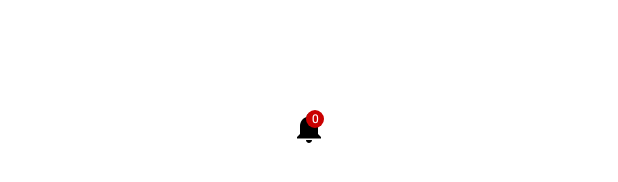
After one commit to Food-Ordering-Application/driver-android, an Android app: the layout notification_layout.xml on its own in the app's theme, with its tools: preview values and no code run, on a phone screen of 412 x 824 dp. The commit adds this screen. Shown: the part 490-672 px from the top of the screen. Run offline under Robolectric (Android 15) with nearby library versions, the phone set to English and light mode, and no system bars.

Commit message:
FAdd badge into notification menu item. Get location in background when kill app.

```diff
--- a/app/src/main/java/com/foa/driver/MainActivity.java
+++ b/app/src/main/java/com/foa/driver/MainActivity.java
@@ -13,6 +13,7 @@ import android.view.MenuInflater;
 import android.view.MenuItem;
 import android.view.View;
 import android.widget.Button;
+import android.widget.TextView;
 
 import com.foa.driver.service.NotificationService;
 import com.google.android.gms.maps.OnMapReadyCallback;
@@ -24,6 +25,7 @@ import androidx.appcompat.widget.Toolbar;
 import androidx.core.app.ActivityCompat;
 import androidx.core.app.NotificationCompat;
 import androidx.core.app.NotificationManagerCompat;
+import androidx.core.view.MenuItemCompat;
 import androidx.navigation.NavController;
 import androidx.navigation.Navigation;
 import androidx.navigation.ui.AppBarConfiguration;
@@ -66,6 +68,7 @@ public class MainActivity extends AppCompatActivity  {
         menu.clear();
         MenuInflater inflater = getMenuInflater();
         inflater.inflate(R.menu.app_bar_menu, menu);
+
         return true;
     }
 
--- /dev/null
+++ b/app/src/main/res/drawable/badge_circle.xml
@@ -0,0 +1,12 @@
+<?xml version="1.0" encoding="utf-8"?>
+<shape
+    xmlns:android="http://schemas.android.com/apk/res/android"
+    android:shape="oval">
+
+    <solid
+        android:color="#CA0000"/>
+
+    <size
+        android:width="4dp"
+        android:height="4dp"/>
+</shape>
--- a/app/src/main/res/layout/activity_main.xml
+++ b/app/src/main/res/layout/activity_main.xml
@@ -37,7 +37,7 @@
         android:layout_width="match_parent"
         android:layout_height="wrap_content"
         app:layout_constraintTop_toTopOf="parent"
-        android:visibility="gone">
+        android:visibility="visible">
         <Button
             android:id="@+id/btn_startService"
             android:layout_width="wrap_content"
--- /dev/null
+++ b/app/src/main/res/layout/notification_layout.xml
@@ -0,0 +1,34 @@
+<?xml version="1.0" encoding="utf-8"?>
+<RelativeLayout xmlns:android="http://schemas.android.com/apk/res/android"
+    style="@android:style/Widget.ActionButton"
+    android:layout_width="wrap_content"
+    android:layout_height="fill_parent"
+    android:layout_gravity="center"
+    android:background="@android:color/transparent"
+    android:clickable="true"
+    android:gravity="center"
+    android:orientation="vertical">
+
+    <ImageView
+        android:id="@+id/hotlist_bell"
+        android:layout_width="wrap_content"
+        android:layout_height="wrap_content"
+        android:layout_margin="0dp"
+        android:contentDescription="Notification Icon"
+        android:gravity="center"
+        android:src="@drawable/ic_notifications_black_24dp" />
+
+    <TextView xmlns:android="http://schemas.android.com/apk/res/android"
+        android:id="@+id/txtCount"
+        android:layout_width="12dp"
+        android:layout_height="12dp"
+        android:layout_marginBottom="5dp"
+        android:layout_marginLeft="10dp"
+        android:layout_marginRight="0dp"
+        android:background="@drawable/badge_circle"
+        android:gravity="center"
+        android:minWidth="17sp"
+        android:text="0"
+        android:textColor="#ffffffff"
+        android:textSize="8sp" />
+</RelativeLayout>
--- a/app/src/main/res/menu/app_bar_menu.xml
+++ b/app/src/main/res/menu/app_bar_menu.xml
@@ -5,7 +5,7 @@
     <item
         android:id="@+id/app_bar_notification"
         android:title="Thông báo"
-        android:icon="@drawable/ic_notifications_black_24dp"
+        android:actionLayout="@layout/notification_layout"
         app:showAsAction="ifRoom"
 
         />
```
Also changed, not shown: app/src/main/java/com/foa/driver/fragment/MapFragment.java (+10 -8 lines), app/src/main/java/com/foa/driver/service/NotificationService.java (+41 -6 lines).
